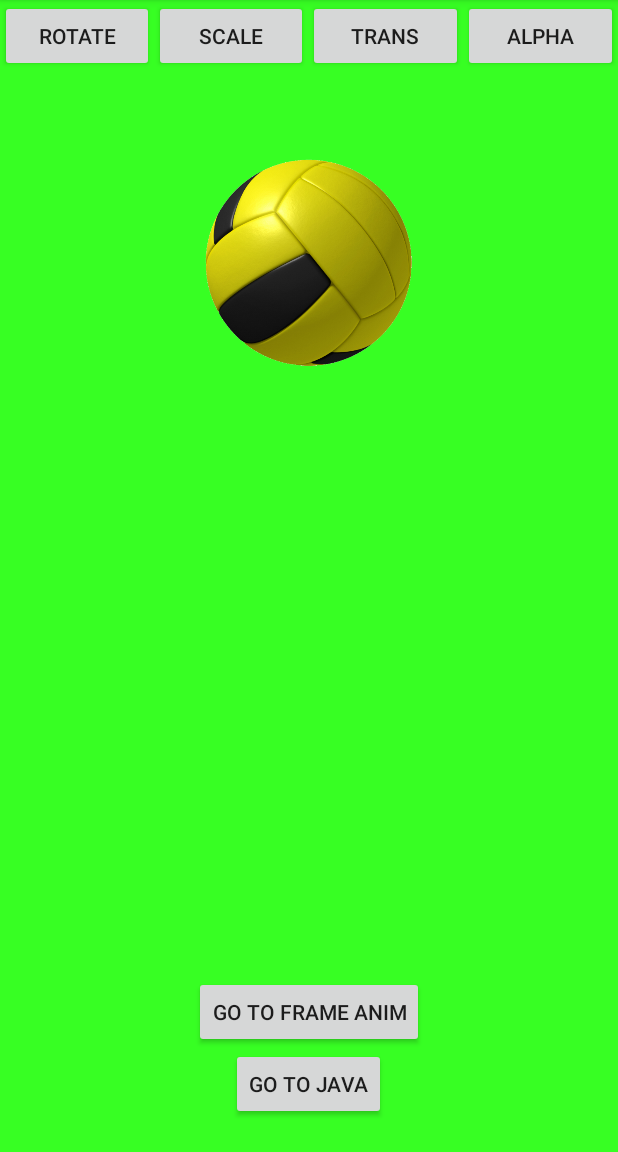
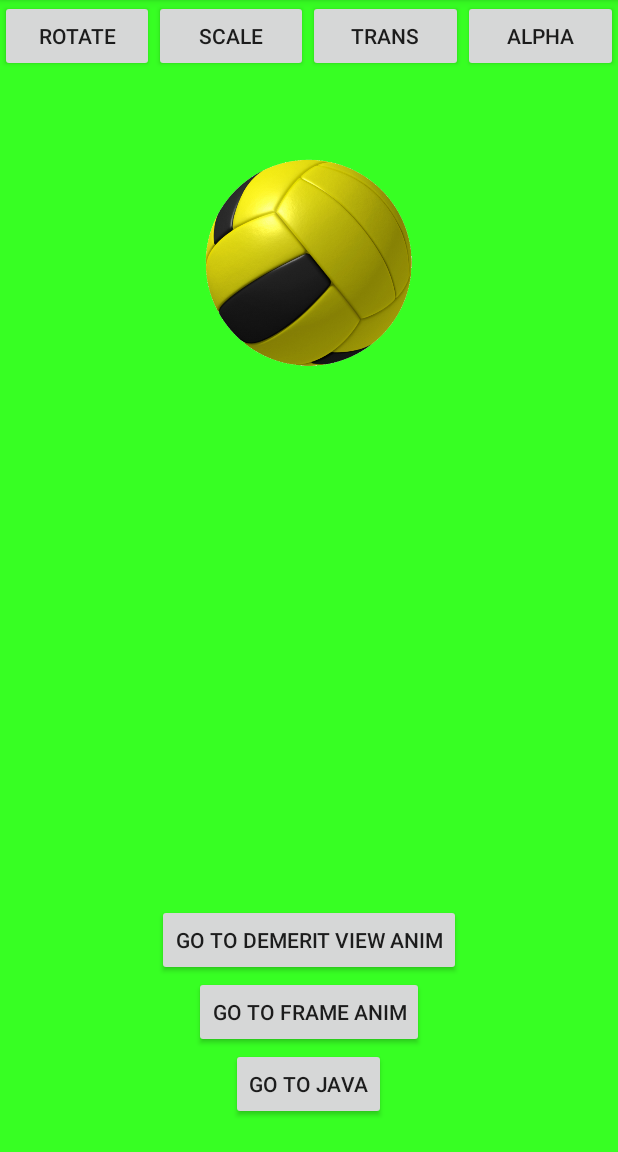
Before and after one commit to PerryB52/AndroidAnimations, an Android app: the screen it shows after launch (MainActivity), on a phone screen of 412 x 824 dp, the part 84-1236 px from its top. Run offline under Robolectric (Android 15) with nearby library versions, the phone set to English and light mode, and no system bars.

Commit message:
Commit 5 - Demerit of View Animation

```diff
--- a/app/src/main/AndroidManifest.xml
+++ b/app/src/main/AndroidManifest.xml
@@ -16,7 +16,8 @@
             </intent-filter>
         </activity>
         <activity android:name=".AnimationsByJava" />
-        <activity android:name=".FrameAnimation"></activity>
+        <activity android:name=".FrameAnimation" />
+        <activity android:name=".DemeritView"></activity>
     </application>
 
 </manifest>
--- a/app/src/main/java/com/example/alexandrup/androidanimations/MainActivity.java
+++ b/app/src/main/java/com/example/alexandrup/androidanimations/MainActivity.java
@@ -85,4 +85,10 @@ public class MainActivity extends AppCompatActivity implements Animation.Animati
         startActivity(i);
 
     }
+
+    public void goToDemeritView(View view) {
+
+        Intent i = new Intent(MainActivity.this, DemeritView.class);
+        startActivity(i);
+    }
 }
--- a/app/src/main/res/layout/activity_main.xml
+++ b/app/src/main/res/layout/activity_main.xml
@@ -70,5 +70,14 @@
         android:onClick="goToFrameAnim"
         android:id="@+id/button4" />
 
+    <Button
+        android:text="Go to Demerit View Anim"
+        android:onClick="goToDemeritView"
+        android:layout_width="wrap_content"
+        android:layout_height="wrap_content"
+        android:id="@+id/button5"
+        android:layout_above="@+id/button4"
+        android:layout_centerHorizontal="true" />
+
 
 </RelativeLayout>
```
Also changed, not shown: app/src/main/java/com/example/alexandrup/androidanimations/DemeritView.java (added, +47 -0 lines), app/src/main/res/layout/activity_demerit_view.xml (added, +27 -0 lines), app/src/main/res/drawable/dummy_image.png (added).
